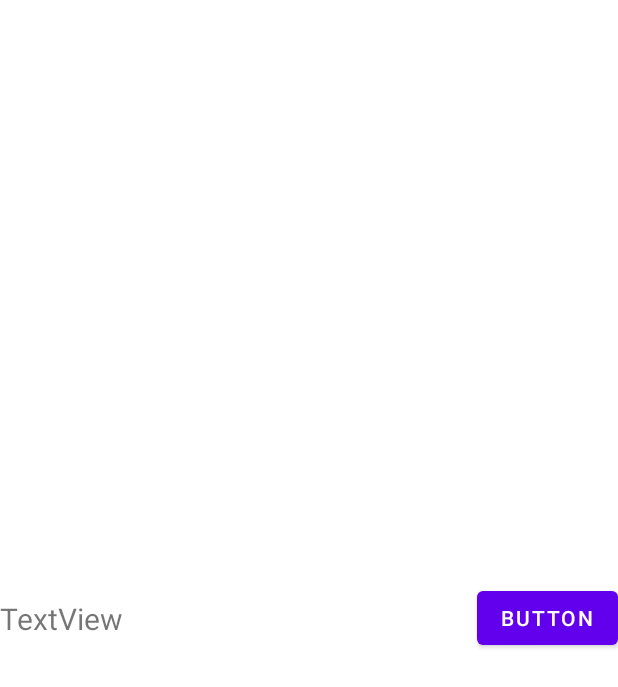
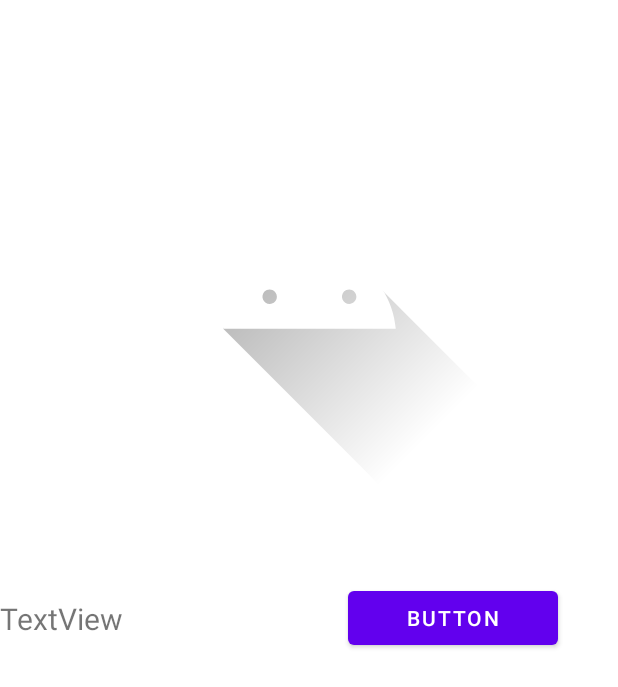
Before and after one commit to Preprof-2022/project, an Android app: the layout activity_product_recognize.xml on its own in the app's theme, with its tools: preview values and no code run, on a phone screen of 412 x 824 dp. Shown: the top 687 px of the screen. Run offline under Robolectric (Android 15) with nearby library versions, the phone set to English and light mode, and no system bars.

Commit message:
Frontend finished (my part)

```diff
--- a/app/src/main/java/com/example/shoppingcheck_list/ProductRecognizeActivity.kt
+++ b/app/src/main/java/com/example/shoppingcheck_list/ProductRecognizeActivity.kt
@@ -36,6 +36,7 @@ class ProductRecognizeActivity : AppCompatActivity() {
 
         button = binding.photoButton
         resText = binding.resultText
+        imageView = binding.preview
 
         button.setOnClickListener {
             if (ContextCompat.checkSelfPermission(this, android.Manifest.permission.CAMERA)
@@ -48,7 +49,9 @@ class ProductRecognizeActivity : AppCompatActivity() {
         }
 
     }
-
+    /**
+     * The function which check camera permission and start taking photo function
+     */
     private val requestedPermission =
         registerForActivityResult(ActivityResultContracts.RequestPermission()) { granted ->
             if (granted) {
@@ -56,6 +59,9 @@ class ProductRecognizeActivity : AppCompatActivity() {
             }
         }
 
+    /**
+     * The function which take photo and start recognition
+     */
     private val takePicturePreview =
         registerForActivityResult(ActivityResultContracts.TakePicturePreview()) { bitmap ->
             if (bitmap != null) {
@@ -64,15 +70,19 @@ class ProductRecognizeActivity : AppCompatActivity() {
                 var bitmapFin = ThumbnailUtils.extractThumbnail(bitmap, dimension, dimension)
 
                 bitmapFin = Bitmap.createScaledBitmap(bitmapFin, imageSize, imageSize, false)
-
+                imageView.setImageBitmap(bitmapFin)
                 outputGenerator(bitmapFin)
             }
         }
 
+    /**
+     * The function which recognise the letter
+     * @param bitmap the bitmap of picture
+     */
     private fun outputGenerator(bitmap: Bitmap) {
         val model = Model.newInstance(this)
 
-// Creates inputs for reference.
+
         val inputFeature0 =
             TensorBuffer.createFixedSize(intArrayOf(1, 50, 50), DataType.FLOAT32)
         val byteBuffer = ByteBuffer.allocateDirect(4 * imageSize * imageSize)
@@ -84,8 +94,6 @@ class ProductRecognizeActivity : AppCompatActivity() {
         for (i in 0 until imageSize) {
             for (j in 0 until imageSize) {
                 val value = intValues[pixel++]
-//                byteBuffer.putFloat((value shr 16 and 0xFF) * (1f / 51f))
-//                byteBuffer.putFloat((value shr 8 and 0xFF) * (1f / 51f))
                 byteBuffer.putFloat((value and 0xFF) * (1f / 51f))
             }
         }
--- a/app/src/main/res/layout/activity_product_recognize.xml
+++ b/app/src/main/res/layout/activity_product_recognize.xml
@@ -6,14 +6,26 @@
     android:layout_height="match_parent"
     tools:context=".ProductRecognizeActivity">
 
+    <ImageView
+        android:id="@+id/preview"
+        android:layout_width="270dp"
+        android:layout_height="270dp"
+        app:layout_constraintBottom_toTopOf="@+id/photoButton"
+        app:layout_constraintEnd_toEndOf="parent"
+        app:layout_constraintStart_toStartOf="parent"
+        app:layout_constraintTop_toTopOf="parent"
+        app:srcCompat="@drawable/ic_launcher_foreground" />
+
     <TextView
         android:id="@+id/resultText"
         android:layout_width="wrap_content"
         android:layout_height="wrap_content"
+        android:layout_marginEnd="150dp"
+
         android:text="TextView"
-
         android:textSize="20sp"
         app:layout_constraintBottom_toBottomOf="parent"
+        app:layout_constraintEnd_toStartOf="@+id/photoButton"
         app:layout_constraintStart_toStartOf="parent"
         app:layout_constraintTop_toTopOf="parent" />
 
@@ -21,9 +33,10 @@
         android:id="@+id/photoButton"
         android:layout_width="0dp"
         android:layout_height="wrap_content"
+        android:layout_marginEnd="40dp"
         android:text="Button"
         app:layout_constraintBottom_toBottomOf="parent"
         app:layout_constraintEnd_toEndOf="parent"
-        app:layout_constraintStart_toEndOf="@+id/textView"
+        app:layout_constraintStart_toEndOf="@+id/resultText"
         app:layout_constraintTop_toTopOf="parent" />
 </androidx.constraintlayout.widget.ConstraintLayout>
```
